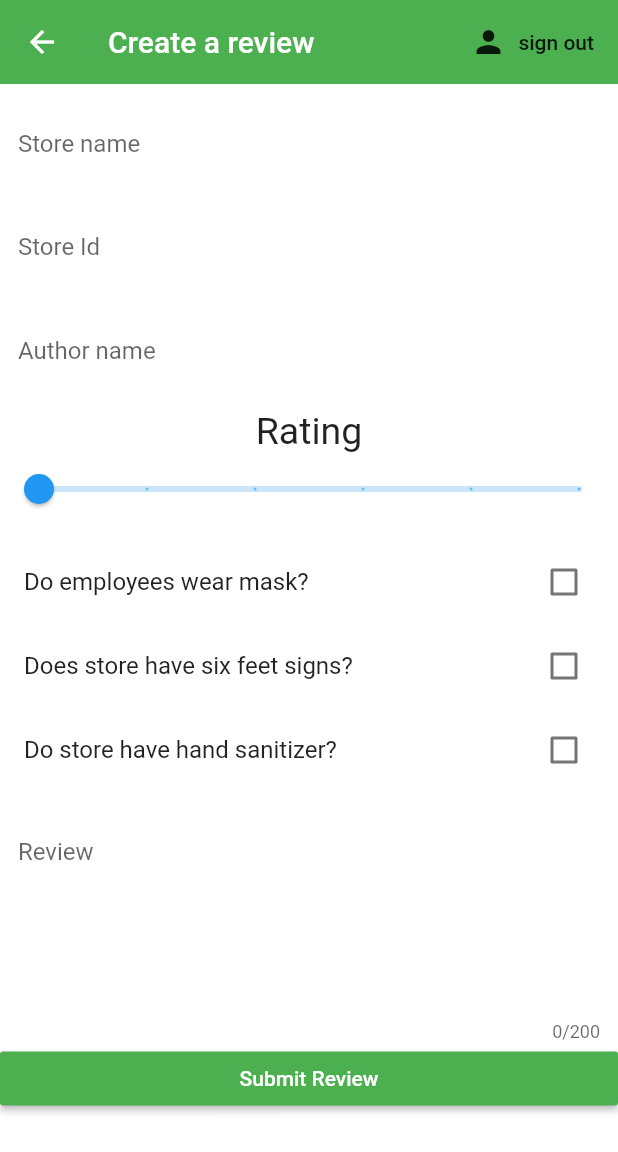
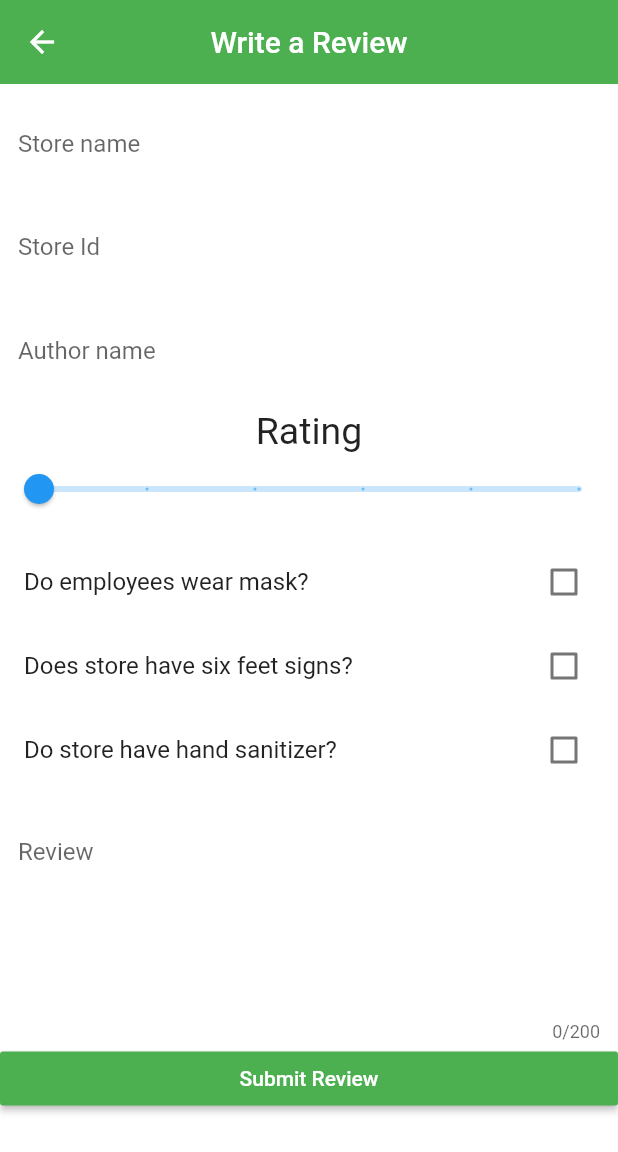
Before and after one commit to michael99hernan/Covid-Reviews, a Flutter app: the CreateReview screen opened directly, on a phone screen of 412 x 824 dp. Shown: the top 1152 px of the screen. Run offline on Flutter 3.47's test engine with Material 2 defaults, Android fonts, the phone set to English and light mode, and no system bars; our stand-ins replace firebase_auth, firebase_core, flutter_spinkit; accounts and stored records are empty; network calls fail.

```diff
--- a/lib/screens/review/create_review.dart
+++ b/lib/screens/review/create_review.dart
@@ -1,4 +1,5 @@
 import 'package:covid_reviews/services/auth.dart';
+import 'package:covid_reviews/shared/appbar.dart';
 import 'package:covid_reviews/shared/constants.dart';
 import 'package:flutter/material.dart';
 
@@ -45,7 +46,6 @@ class _CreateReviewState extends State<CreateReview> {
       TextFormField(
         decoration: textInputDecoration.copyWith(hintText: 'Store Id'),
         validator: (val) => val.length < 6 ? 'Enter a store Id' : null,
-        obscureText: true,
         onChanged: (val) {
           setState(() => _storeId = val);
         },
@@ -158,20 +158,10 @@ class _CreateReviewState extends State<CreateReview> {
   Widget build(BuildContext context) {
     return Scaffold(
       backgroundColor: backgroundColor,
-      appBar: AppBar(
-        title: Text('Create a review'),
-        backgroundColor: appBarColor,
-        elevation: 0.0,
-        actions: <Widget>[
-          FlatButton.icon(
-              onPressed: () async {
-                await _authService.signOut();
-              },
-              icon: Icon(Icons.person),
-              label: Text(
-                'sign out',
-              ))
-        ],
+      appBar: customAppBar(
+        "Write a Review",
+        null,
+        null,
       ),
       body: Form(
         key: _formKey,
--- a/lib/screens/wrapper.dart
+++ b/lib/screens/wrapper.dart
@@ -14,7 +14,7 @@ class Wrapper extends StatelessWidget {
     if (user == null) {
       return Authenticate();
     } else {
-      return CreateReview();
+      return Home();
     }
   }
 }
```
Also changed, not shown: lib/screens/home/home.dart (+9 -2 lines).
